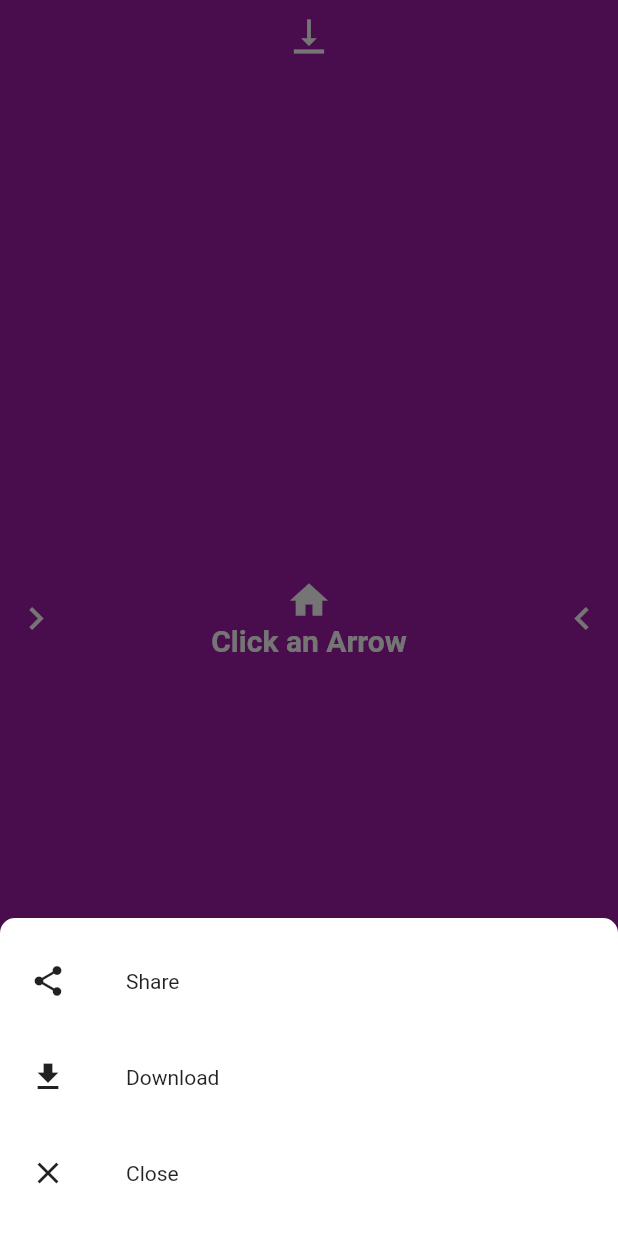
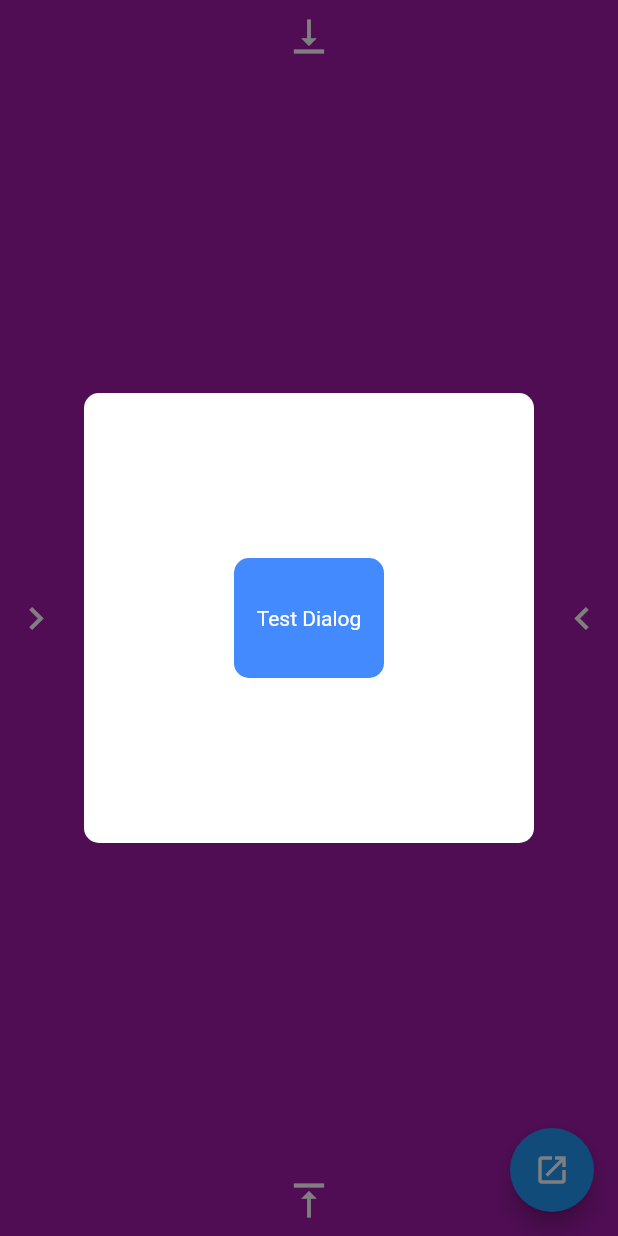
Before and after one commit to BansookNam/nav, a Flutter app: the screen it shows after launch, after a tap on the "open in new" icon, on a phone screen of 412 x 824 dp. Run offline on Flutter 3.47's test engine with Material 2 defaults, Android fonts, the phone set to English and light mode, and no system bars; our stand-ins replace after_layout; Roboto replaces fonts that are missing (DMSans).

Commit message:
remove context from dialog

```diff
--- a/example/lib/bottom_sheet/bottom_sheet_example.dart
+++ b/example/lib/bottom_sheet/bottom_sheet_example.dart
@@ -8,8 +8,10 @@ import '../dialog/bottom_sheet_dialog.dart';
 class BottomSheetExample extends ModalBottomSheet {
   final List<BottomSheetItem> bottomSheetItemList;
 
-  BottomSheetExample(BuildContext context, this.bottomSheetItemList)
-      : super(context);
+  BottomSheetExample(
+    this.bottomSheetItemList, {
+    BuildContext? context,
+  }) : super(context: context);
 
   @override
   Widget build(BuildContext context) {
--- a/example/lib/dialog/bottom_sheet_dialog.dart
+++ b/example/lib/dialog/bottom_sheet_dialog.dart
@@ -16,15 +16,19 @@ class BottomSheetDialog extends DialogWidget {
   final List<BottomSheetItem> bottomSheetItemList;
   final String? title;
   final bool showCancel;
-  final NavAni animation = NavAni.Bottom;
   final MainAxisAlignment mainAxisAlignment;
-  final bool barrierDismissible = true;
 
-  BottomSheetDialog(BuildContext context, this.bottomSheetItemList,
-      {this.showCancel = false,
+  BottomSheetDialog(
+    this.bottomSheetItemList, {
+    BuildContext? context,
+    this.showCancel = false,
     this.title,
-      this.mainAxisAlignment = MainAxisAlignment.start})
-      : super(context);
+    this.mainAxisAlignment = MainAxisAlignment.start,
+  }) : super(
+          context: context,
+          barrierDismissible: false,
+          animation: NavAni.Bottom,
+        );
 
   @override
   State<StatefulWidget> createState() {
@@ -47,18 +51,11 @@ class _DialogState extends DialogState<BottomSheetDialog> {
     final mediaQuery = MediaQuery.of(context);
     final viewPaddingBottom = mediaQuery.viewPadding.bottom;
     final width = mediaQuery.size.width;
-    return Material(
-      color: Colors.transparent,
-      child: InkWell(
-        onTap: () {
-          if (widget.barrierDismissible) {
-            widget.hide();
-          }
-        },
-        child: Column(
+    return Column(
       mainAxisAlignment: MainAxisAlignment.end,
       children: <Widget>[
-            Container(
+        Material(
+          child: Container(
             padding: EdgeInsets.only(bottom: viewPaddingBottom + 10, top: 10),
             width: width,
             decoration: new BoxDecoration(
@@ -103,9 +100,8 @@ class _DialogState extends DialogState<BottomSheetDialog> {
               ],
             ),
           ),
+        ),
       ],
-        ),
-      ),
     );
   }
 
--- a/example/lib/dialog/message_dialog.dart
+++ b/example/lib/dialog/message_dialog.dart
@@ -7,11 +7,11 @@ import 'package:nav/enum/enum_nav_ani.dart';
 class MessageDialog extends DialogWidget {
   final bool isCancelOnBack = false;
 
-  MessageDialog(BuildContext context)
+  MessageDialog({BuildContext? context})
       : super(
-          context,
+          context: context,
           animation: NavAni.Fade,
-          barrierColor: Colors.white.withOpacity(0.3),
+          barrierColor: Colors.black.withOpacity(0.5),
           barrierDismissible: false,
         );
 
@@ -34,9 +34,14 @@ class _DialogState extends DialogState<MessageDialog> {
         mainAxisAlignment: MainAxisAlignment.center,
         children: [
           Material(
+            color: Colors.transparent,
             child: Center(
               child: Container(
-                color: Colors.white,
+                margin: const EdgeInsets.all(20),
+                decoration: BoxDecoration(
+                  color: Colors.white,
+                  borderRadius: BorderRadius.circular(10),
+                ),
                 width: 300,
                 height: 300,
                 child: Center(
--- a/example/lib/main.dart
+++ b/example/lib/main.dart
@@ -7,12 +7,15 @@ import 'package:example/util/u_color_generator.dart';
 import 'package:flutter/material.dart';
 import 'package:nav/nav.dart';
 
+import 'dialog/message_dialog.dart';
+
 void main() {
   runApp(MyApp());
 }
 
 class MyApp extends StatefulWidget {
   static GlobalKey<NavigatorState> navigatorKey = GlobalKey();
+
   // This widget is the root of your application.
 
   @override
@@ -25,14 +28,23 @@ class _MyAppState extends State<MyApp> with Nav {
 
   @override
   Widget build(BuildContext context) {
-    return MaterialApp(
-      navigatorKey: navigatorKey,
-      title: 'Nav Demo',
-      theme: ThemeData(
-        primarySwatch: Colors.blue,
-        visualDensity: VisualDensity.adaptivePlatformDensity,
+    return Material(
+      textStyle: const TextStyle(color: Colors.black),
+      child: MaterialApp(
+        navigatorKey: navigatorKey,
+        title: 'Nav Demo',
+        theme: ThemeData(
+            // Define the default font family.
+            fontFamily: 'DMSans',
+            scaffoldBackgroundColor: Colors.white,
+            iconTheme: const IconThemeData(color: Colors.blue),
+            // Define the default TextTheme. Use this to specify the default
+            // text styling for headlines, titles, bodies of text, and more.
+            textTheme: const TextTheme(),
+            bottomSheetTheme: const BottomSheetThemeData(
+                backgroundColor: Colors.transparent)),
+        home: MyHomePage(),
       ),
-      home: MyHomePage(),
     );
   }
 }
@@ -78,15 +90,17 @@ class _MyHomePageState extends State<MyHomePage> with AfterLayoutMixin {
       floatingActionButton: Builder(
         builder: (context) => FloatingActionButton(
           onPressed: () async {
-            // final result = await MessgaeDialog(context).show();
-            // print(result);
+            final result = await MessageDialog().show();
+            print(result);
 
             // ignore: unused_local_variable
-            final result = await BottomSheetDialog(context, [
-              BottomSheetItem("Share", Icon(Icons.share)),
-              BottomSheetItem("Download", Icon(Icons.download)),
-              BottomSheetItem("Close", Icon(Icons.close)),
-            ]).show();
+            // final result = await BottomSheetDialog(
+            //   [
+            //     BottomSheetItem("Share", Icon(Icons.share)),
+            //     BottomSheetItem("Download", Icon(Icons.download)),
+            //     BottomSheetItem("Close", Icon(Icons.close)),
+            //   ],
+            // ).show();
             // final result = await BottomSheetExample(context, [
             //   BottomSheetItem("Share", Icon(Icons.share)),
             //   BottomSheetItem("Download", Icon(Icons.download)),
--- a/lib/dialog/dialog.dart
+++ b/lib/dialog/dialog.dart
@@ -7,13 +7,14 @@ import 'package:nav/route/clipper_circle.dart';
 export 'package:nav/dialog/dialog_state.dart';
 
 abstract class DialogWidget<ResultType> extends StatefulWidget {
-  DialogWidget(
-    this.context, {
+  DialogWidget({
     Key? key,
+    BuildContext? context,
     this.animation = NavAni.Fade,
     this.barrierColor = Colors.black54,
     this.barrierDismissible = true,
-  }) : super(key: key);
+  })  : this.context = context ?? Nav.globalContext,
+        super(key: key);
 
   final BuildContext context;
   final NavAni animation;
--- a/lib/nav.dart
+++ b/lib/nav.dart
@@ -50,6 +50,8 @@ mixin Nav<T extends StatefulWidget> on State<T> {
       return _globalKey.currentState;
     }
   }
+
+  static BuildContext get globalContext => _globalKey.currentContext!;
 
   /// Push screen from right to left
   ///
--- a/pubspec.yaml
+++ b/pubspec.yaml
@@ -1,6 +1,6 @@
 name: nav
 description: Provide easy way to navigate. Includes lots of routers. You can use this library on Android & iOS.
-version: 1.3.0
+version: 1.3.1
 homepage: https://github.com/bansooknam/nav
 #flutter format .
 
```
Also changed, not shown: lib/bottom_sheet/modal_bottom_sheet.dart (+12 -6 lines), 1 other file. Lines whose indentation alone changed are shown as unchanged.
